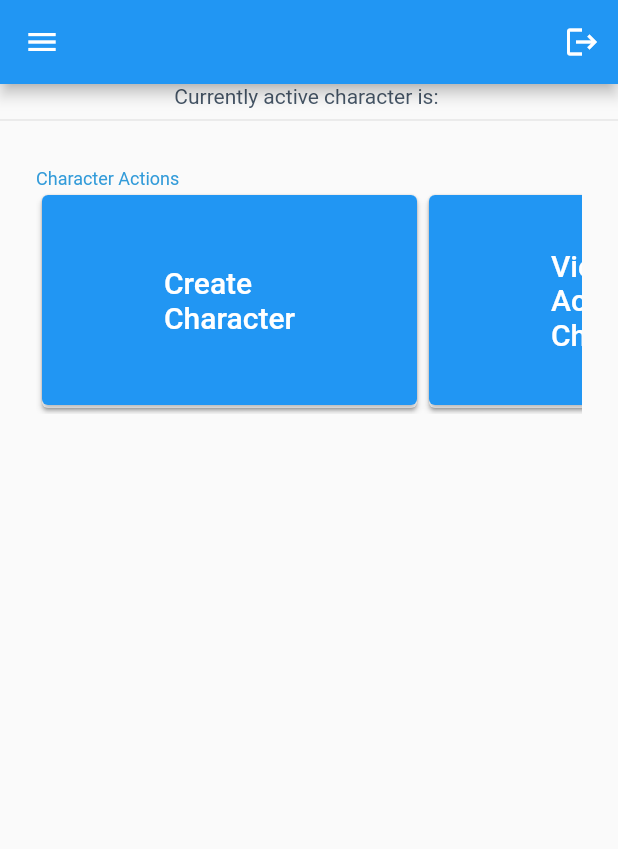
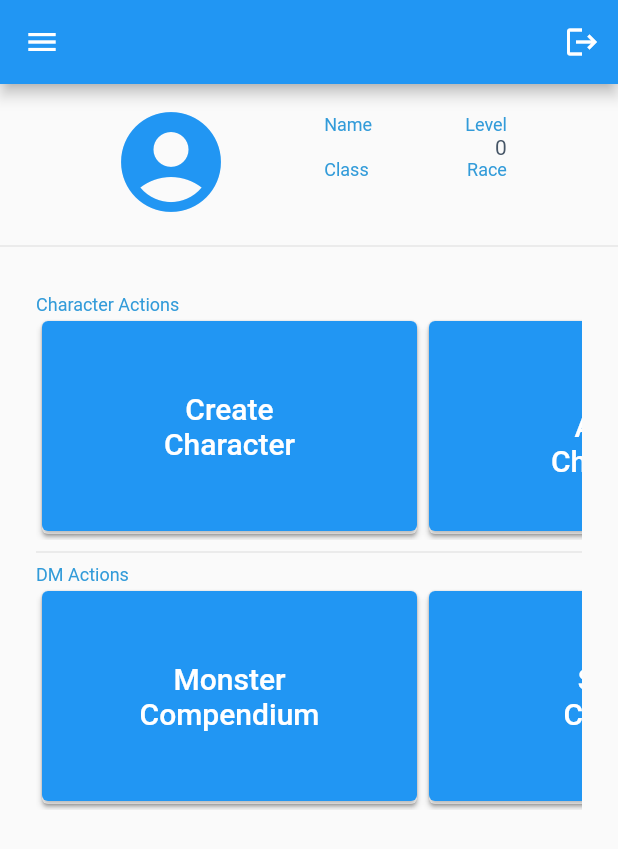
Before and after one commit to grandbigmac/dnd_companion_flutter, a Flutter app: the UserHomePage screen opened directly with empty values, on a phone screen of 412 x 824 dp. Shown: the top 849 px of the screen. Run offline on Flutter 3.47's test engine with Material 2 defaults, Android fonts, the phone set to English and light mode, and no system bars; our stand-ins replace cloud_firestore, firebase_auth, firebase_core, firebase_storage, page_transition; missing offline and left inert: dart:ffi; accounts and stored records are empty.

Commit message:
Todo: character sheet _________________________ - Feature list on character sheet (need to apply to rolls where relevant) - Spell list (usable) on character sheet - Spell slot tracker - Weapon attacks (usable) - Long rest button (reset everything to full) - Level up button - Export to PDF button for printing character sheet - Share by QR code button to bring up a full screen QR code featuring the character doc ID of the active character
Monster Compendium
_______________________________
- Fill firestore collection with monster data
- get monster information on page load
- Display list of monsters showing icon image, name and CR
- Search bar to seek specific monster from list (take the code from vipower service reports app)
- Create monster sheet for selected monster with functionality to roll attacks, track hp etc etc

Setup Combat
____________________________________
- DM needs to be able to select monsters from the monster compendium to add to an initiative order
- Using character QR codes, can load in other players' characters into the initiative
- Track turns and be able to specify what unit is attacking what and have it automatically adjust hp according to damage
- multiplayer??

```diff
--- a/lib/user_home_page.dart
+++ b/lib/user_home_page.dart
@@ -314,7 +314,7 @@ class _UserHomePageState extends State<UserHomePage> {
                                         ctx: context),
                                   );
                                 },
-                                child: Text('Create\nCharacter', style: titleStyleButton,),
+                                child: Text('Create\nCharacter', textAlign: TextAlign.center, style: titleStyleButton,),
                               ),
                             )
                           ],
@@ -338,7 +338,52 @@ class _UserHomePageState extends State<UserHomePage> {
                                         ctx: context),
                                   );
                                 },
-                                child: Text('View\nActive\nCharacter', style: titleStyleButton,),
+                                child: Text('View\nActive\nCharacter', textAlign: TextAlign.center, style: titleStyleButton,),
+                              ),
+                            )
+                          ],
+                        ),
+                      )
+                    ],
+                  )
+              ),
+              const Divider(),
+              const Text(
+                'DM Actions',
+                style: headerText,
+              ),
+              Container(
+                  height: 150,
+                  child: ListView(
+                    scrollDirection: Axis.horizontal,
+                    children: [
+                      Card(
+                        child: Column(
+                          children: [
+                            Container(
+                              height: 140,
+                              width: 250,
+                              child: ElevatedButton(
+                                onPressed: () {
+
+                                },
+                                child: Text('Monster\nCompendium', textAlign: TextAlign.center, style: titleStyleButton,),
+                              ),
+                            )
+                          ],
+                        ),
+                      ),
+                      Card(
+                        child: Column(
+                          children: [
+                            Container(
+                              height: 140,
+                              width: 250,
+                              child: ElevatedButton(
+                                onPressed: () {
+
+                                },
+                                child: Text('Setup\nCombat', textAlign: TextAlign.center,style: titleStyleButton,),
                               ),
                             )
                           ],
@@ -361,6 +406,70 @@ class _UserHomePageState extends State<UserHomePage> {
           mainAxisAlignment: MainAxisAlignment.spaceEvenly,
           children: [
             buttonListViewCharacterCreation(),
+          ],
+        ),
+      );
+    }
+
+    Widget pageHeader() {
+
+
+      return Container(
+        width: double.infinity,
+        height: 100,
+        padding: const EdgeInsets.all(12),
+        child: Row(
+          mainAxisAlignment: MainAxisAlignment.spaceEvenly,
+          children: [
+            const Icon(
+              Icons.account_circle,
+              color: Colors.blue,
+              size: 80,
+            ),
+            Column(
+              crossAxisAlignment: CrossAxisAlignment.start,
+              mainAxisAlignment: MainAxisAlignment.center,
+              children: [
+                const Text(
+                  'Name',
+                  style: headerText,
+                ),
+                Text(
+                  activeCharacter.name!,
+                  style: contentText,
+                ),
+                const Text(
+                  'Class',
+                  style: headerText,
+                ),
+                Text(
+                  activeCharacter.charClass!.name!,
+                  style: contentText,
+                )
+              ],
+            ),
+            Column(
+              crossAxisAlignment: CrossAxisAlignment.end,
+              mainAxisAlignment: MainAxisAlignment.center,
+              children: [
+                const Text(
+                  'Level',
+                  style: headerText,
+                ),
+                Text(
+                  activeCharacter.level!.number!.toString(),
+                  style: contentText,
+                ),
+                const Text(
+                  'Race',
+                  style: headerText,
+                ),
+                Text(
+                  activeCharacter.race!.name!,
+                  style: contentText,
+                )
+              ],
+            )
           ],
         ),
       );
@@ -415,10 +524,7 @@ class _UserHomePageState extends State<UserHomePage> {
             child: Column(
               mainAxisAlignment: MainAxisAlignment.spaceBetween,
               children: [
-                Text(
-                  'Currently active character is: ${activeCharacter.name!}',
-                  style: contentText,
-                ),
+                pageHeader(),
                 const Divider(),
                 tempHomePage(),
               ],
```
